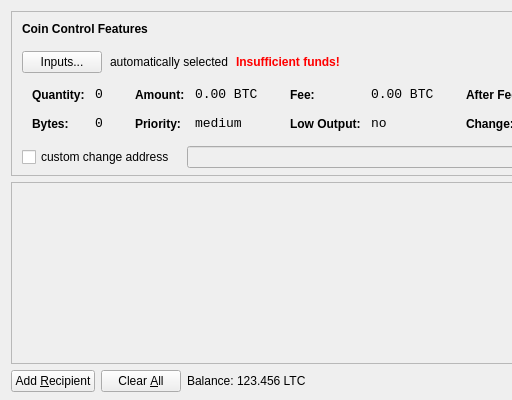
Old version of the form src/qt/forms/sendcoinsdialog.ui in the repository Judas-Iscariot/JesusCoin; both pictures show x 0 to 512 and y 0 to 400 of the 850 by 400 pixel window.
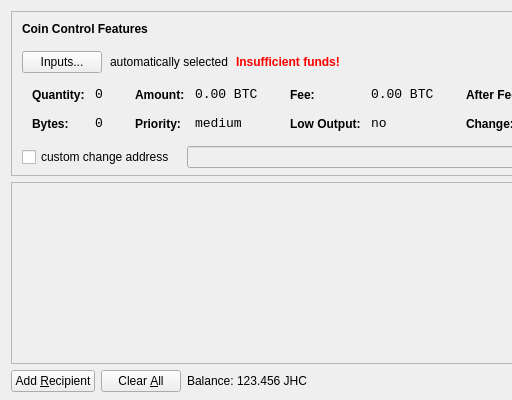
New version of the form. Icons and pictures are not drawn.

The edit to the form file:
```diff
--- a/src/qt/forms/sendcoinsdialog.ui
+++ b/src/qt/forms/sendcoinsdialog.ui
@@ -720,7 +720,7 @@
           <cursorShape>IBeamCursor</cursorShape>
          </property>
          <property name="text">
-          <string>123.456 LTC</string>
+          <string>123.456 JHC</string>
          </property>
          <property name="textInteractionFlags">
           <set>Qt::LinksAccessibleByMouse|Qt::TextSelectableByKeyboard|Qt::TextSelectableByMouse</set>
```
